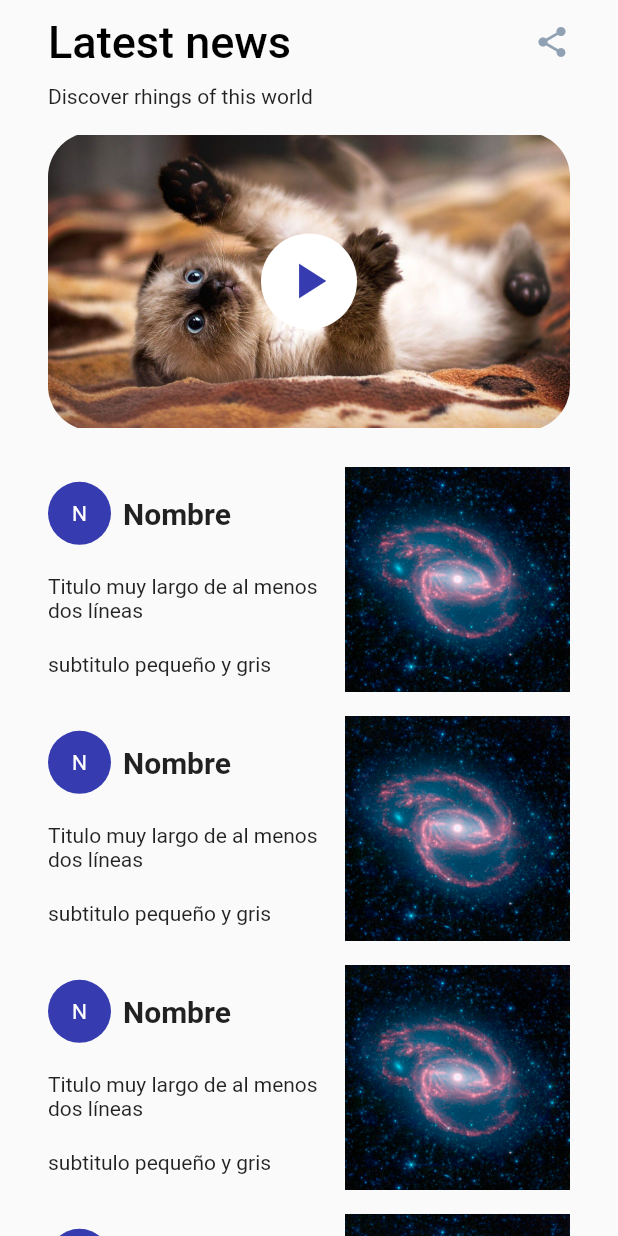
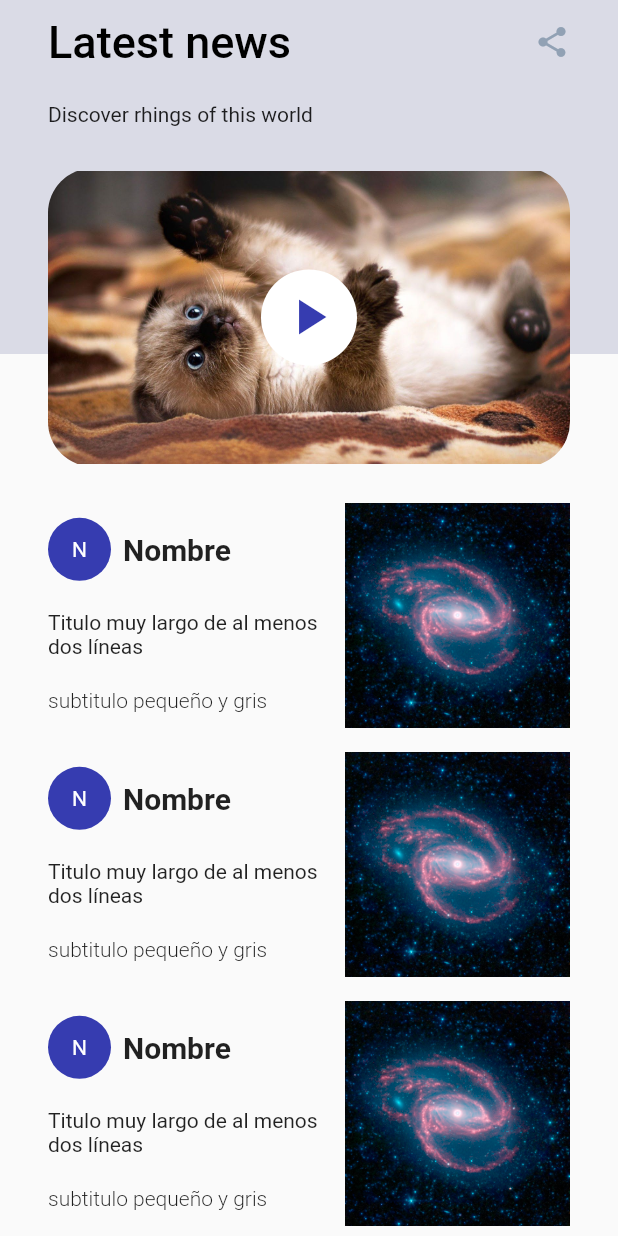
Before and after one commit to Ossyyrr/Flutter-03-list-api, a Flutter app: the screen it shows after launch, on a phone screen of 412 x 824 dp. Run offline on Flutter 3.47's test engine with Material 2 defaults, Android fonts, the phone set to English and light mode, and no system bars.

Commit message:
background movil

```diff
--- a/lib/main.dart
+++ b/lib/main.dart
@@ -1,4 +1,5 @@
 import 'package:flutter/material.dart';
+import 'dart:math';
 
 const swatch_1 = Color(0xff91a1b4);
 const swatch_2 = Color(0xffe3e6f3);
@@ -33,11 +34,17 @@ class MyHomePage extends StatefulWidget {
 }
 
 class _MyHomePageState extends State<MyHomePage> {
-  int _counter = 0;
+  ScrollController _controller;
+  double backgroundHeight = 180.0;
 
-  void _incrementCounter() {
+  @override
+  void initState() {
+    super.initState();
+    _controller = ScrollController();
+    _controller.addListener(() {
       setState(() {
-      _counter++;
+        backgroundHeight = max(0, 180 - _controller.offset / 1.5);
+      });
     });
   }
 
@@ -45,7 +52,7 @@ class _MyHomePageState extends State<MyHomePage> {
   Widget build(BuildContext context) {
     return Scaffold(
         appBar: AppBar(
-          backgroundColor: Colors.transparent,
+          backgroundColor: swatch_3.withOpacity(0.5),
           elevation: 0.0,
           title: Padding(
             padding: EdgeInsets.only(left: 16.0),
@@ -70,11 +77,22 @@ class _MyHomePageState extends State<MyHomePage> {
   }
 
   Widget _body() {
-    return Padding(
+    return Stack(
+      children: <Widget>[
+        Container(
+          width: double.infinity,
+          height: backgroundHeight,
+          color: swatch_3.withOpacity(0.5),
+        ),
+        Padding(
           padding: const EdgeInsets.symmetric(horizontal: 32.0),
           child: ListView(
+            controller: _controller,
             children: <Widget>[
-          Text('Discover rhings of this world'),
+              Padding(
+                padding: const EdgeInsets.symmetric(vertical: 12.0),
+                child: Text('Discover rhings of this world'),
+              ),
               _bigItem(),
               _item('Nombre', 'assets/galaxy.jpg'),
               _item('Nombre', 'assets/galaxy.jpg'),
@@ -83,6 +101,8 @@ class _MyHomePageState extends State<MyHomePage> {
               _item('Nombre', 'assets/galaxy.jpg'),
             ],
           ),
+        ),
+      ],
     );
   }
 
@@ -158,7 +178,10 @@ class _MyHomePageState extends State<MyHomePage> {
                     ],
                   ),
                   Text('Titulo muy largo de al menos dos líneas'),
-                  Text('subtitulo pequeño y gris'),
+                  Text(
+                    'subtitulo pequeño y gris',
+                    style: TextStyle(fontWeight: FontWeight.w300),
+                  ),
                 ],
               ),
             ),
```
Lines whose indentation alone changed are shown as unchanged.
